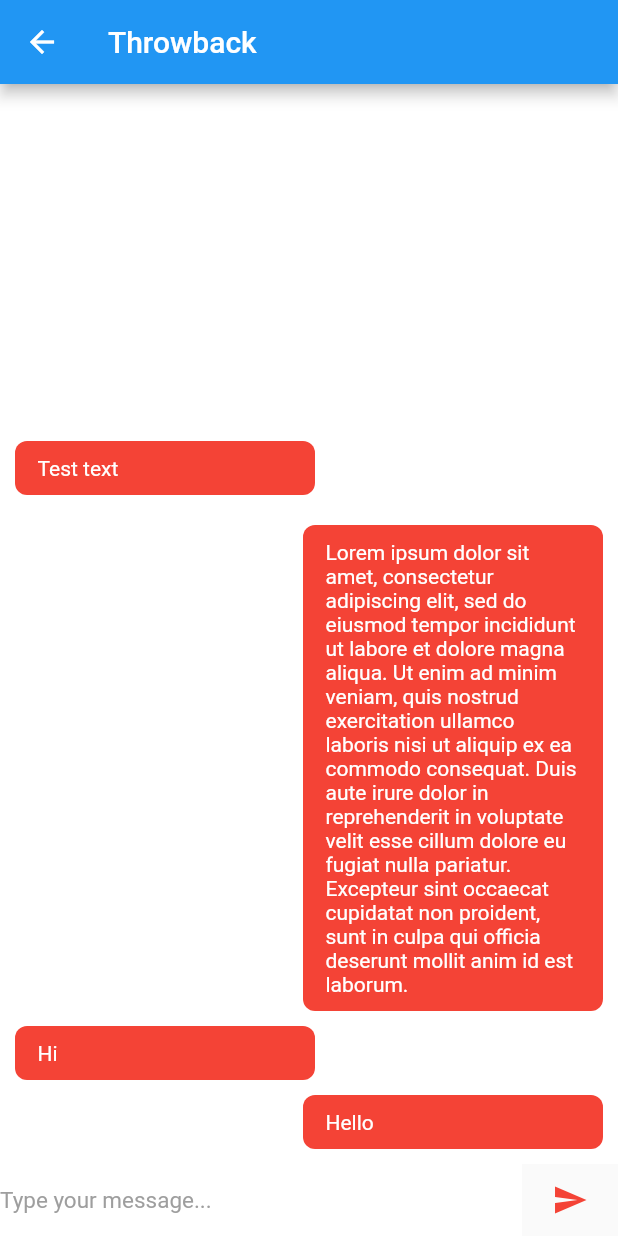
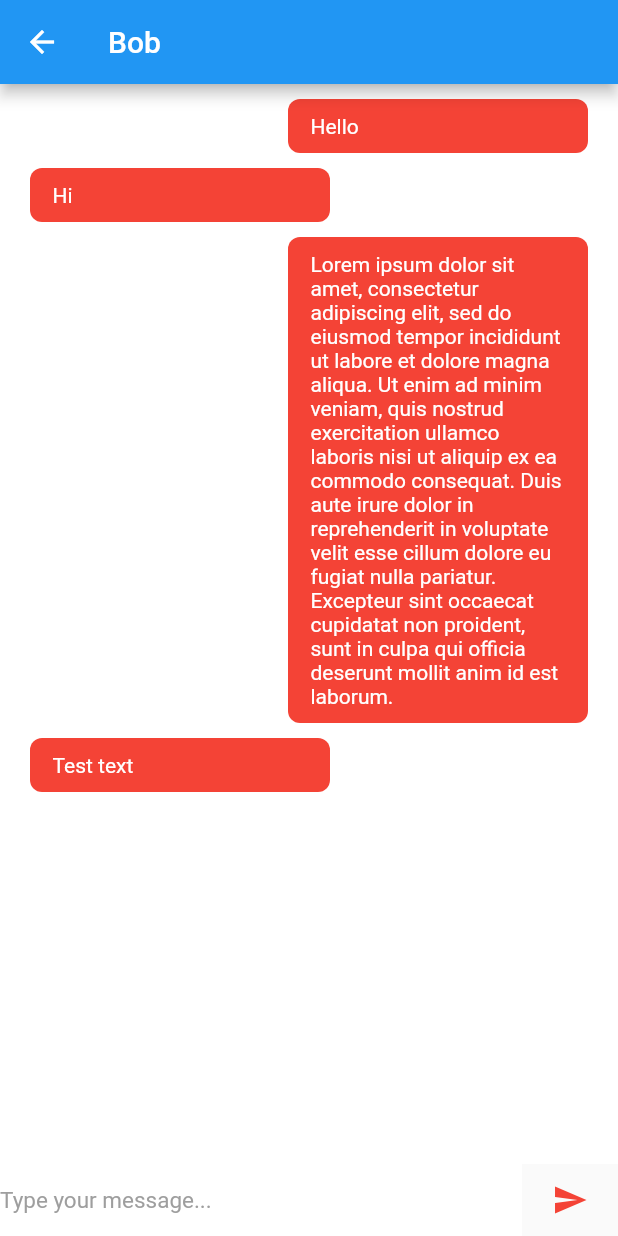
Before and after one commit to joshua-m-baker/throwback, a Flutter app: the screen it shows after launch, after a tap on "Bob", on a phone screen of 412 x 824 dp. Run offline on Flutter 3.47's test engine with Material 2 defaults, Android fonts, the phone set to English and light mode, and no system bars; Roboto replaces fonts that are missing (Helvetica).

```diff
--- a/lib/chat_page.dart
+++ b/lib/chat_page.dart
@@ -42,7 +42,7 @@ class _ChatPageState extends State<ChatPage> {
   @override
   Widget build(BuildContext context) {
     return Scaffold(
-      appBar: AppBar(title: const Text("Throwback"),),
+      appBar: AppBar(title: new Text(widget.person.name),),
       backgroundColor: Colors.white,
       body:Stack(
         children: <Widget>[
@@ -62,8 +62,9 @@ class _ChatPageState extends State<ChatPage> {
       child: ListView.builder(
         itemBuilder: (context, index) => buildMessage(index, messages[index]),
         itemCount: messages.length,
-        reverse: true,
+        //reverse: true,
         controller: listScrollController,
+        padding: EdgeInsets.all(10.0),
       ),
     );
   }
```
Also changed, not shown: 3 other files.
